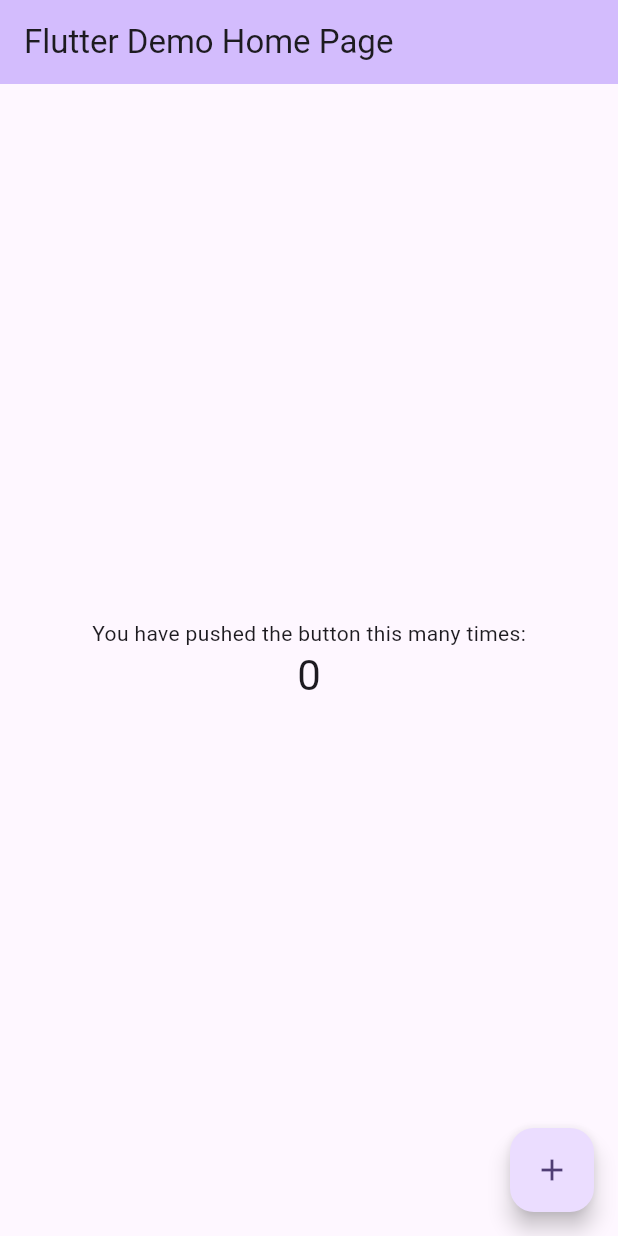
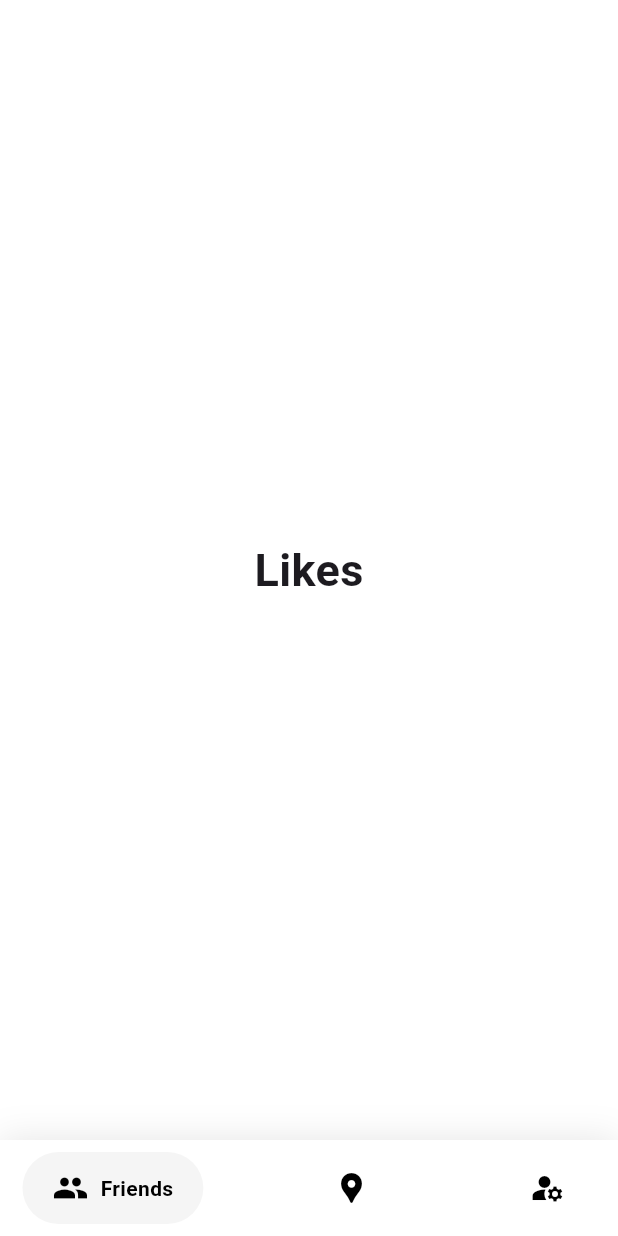
Before and after one commit to c-o-d-e-y-o-d-a/UniConnect, a Flutter app: the screen it shows after launch, on a phone screen of 412 x 824 dp. Run offline on Flutter 3.47's test engine with Material 3 defaults, Android fonts, the phone set to English and light mode, and no system bars; drawn by our look-alikes of google_nav_bar.

Commit message:
feat: add navbar and initialise MVC Architecture

```diff
--- a/lib/main.dart
+++ b/lib/main.dart
@@ -1,4 +1,5 @@
 import 'package:flutter/material.dart';
+import 'package:uniconnect/views/widgets/navbar.dart';
 
 void main() {
   runApp(const MyApp());
@@ -31,95 +32,7 @@ class MyApp extends StatelessWidget {
         colorScheme: ColorScheme.fromSeed(seedColor: Colors.deepPurple),
         useMaterial3: true,
       ),
-      home: const MyHomePage(title: 'Flutter Demo Home Page'),
+      home: NavBar(),
     );
   }
 }
-
-class MyHomePage extends StatefulWidget {
-  const MyHomePage({super.key, required this.title});
-
-  // This widget is the home page of your application. It is stateful, meaning
-  // that it has a State object (defined below) that contains fields that affect
-  // how it looks.
-
-  // This class is the configuration for the state. It holds the values (in this
-  // case the title) provided by the parent (in this case the App widget) and
-  // used by the build method of the State. Fields in a Widget subclass are
-  // always marked "final".
-
-  final String title;
-
-  @override
-  State<MyHomePage> createState() => _MyHomePageState();
-}
-
-class _MyHomePageState extends State<MyHomePage> {
-  int _counter = 0;
-
-  void _incrementCounter() {
-    setState(() {
-      // This call to setState tells the Flutter framework that something has
-      // changed in this State, which causes it to rerun the build method below
-      // so that the display can reflect the updated values. If we changed
-      // _counter without calling setState(), then the build method would not be
-      // called again, and so nothing would appear to happen.
-      _counter++;
-    });
-  }
-
-  @override
-  Widget build(BuildContext context) {
-    // This method is rerun every time setState is called, for instance as done
-    // by the _incrementCounter method above.
-    //
-    // The Flutter framework has been optimized to make rerunning build methods
-    // fast, so that you can just rebuild anything that needs updating rather
-    // than having to individually change instances of widgets.
-    return Scaffold(
-      appBar: AppBar(
-        // TRY THIS: Try changing the color here to a specific color (to
-        // Colors.amber, perhaps?) and trigger a hot reload to see the AppBar
-        // change color while the other colors stay the same.
-        backgroundColor: Theme.of(context).colorScheme.inversePrimary,
-        // Here we take the value from the MyHomePage object that was created by
-        // the App.build method, and use it to set our appbar title.
-        title: Text(widget.title),
-      ),
-      body: Center(
-        // Center is a layout widget. It takes a single child and positions it
-        // in the middle of the parent.
-        child: Column(
-          // Column is also a layout widget. It takes a list of children and
-          // arranges them vertically. By default, it sizes itself to fit its
-          // children horizontally, and tries to be as tall as its parent.
-          //
-          // Column has various properties to control how it sizes itself and
-          // how it positions its children. Here we use mainAxisAlignment to
-          // center the children vertically; the main axis here is the vertical
-          // axis because Columns are vertical (the cross axis would be
-          // horizontal).
-          //
-          // TRY THIS: Invoke "debug painting" (choose the "Toggle Debug Paint"
-          // action in the IDE, or press "p" in the console), to see the
-          // wireframe for each widget.
-          mainAxisAlignment: MainAxisAlignment.center,
-          children: <Widget>[
-            const Text(
-              'You have pushed the button this many times:',
-            ),
-            Text(
-              '$_counter',
-              style: Theme.of(context).textTheme.headlineMedium,
-            ),
-          ],
-        ),
-      ),
-      floatingActionButton: FloatingActionButton(
-        onPressed: _incrementCounter,
-        tooltip: 'Increment',
-        child: const Icon(Icons.add),
-      ), // This trailing comma makes auto-formatting nicer for build methods.
-    );
-  }
-}
--- /dev/null
+++ b/lib/views/screens/homepage_screen.dart
@@ -0,0 +1,15 @@
+import 'package:flutter/material.dart';
+
+class HomePage extends StatefulWidget {
+  const HomePage({super.key});
+
+  @override
+  State<HomePage> createState() => _HomePageState();
+}
+
+class _HomePageState extends State<HomePage> {
+  @override
+  Widget build(BuildContext context) {
+    return const Placeholder();
+  }
+}
--- /dev/null
+++ b/lib/views/widgets/navbar.dart
@@ -0,0 +1,90 @@
+import 'package:flutter/material.dart';
+import 'package:google_nav_bar/google_nav_bar.dart';
+
+class NavBar extends StatefulWidget {
+  const NavBar({super.key});
+
+  @override
+  State<NavBar> createState() => _NavBarState();
+}
+
+class _NavBarState extends State<NavBar> {
+  int _selectedIndex = 0;
+  static const TextStyle optionStyle =
+      TextStyle(fontSize: 30, fontWeight: FontWeight.w600);
+  static const List<Widget> _widgetOptions = <Widget>[
+    Text(
+      'Likes',
+      style: optionStyle,
+    ),
+    Text(
+      'Search',
+      style: optionStyle,
+    ),
+    Text(
+      'Profile',
+      style: optionStyle,
+    ),
+  ];
+
+  @override
+  Widget build(BuildContext context) {
+    return Scaffold(
+      backgroundColor: Colors.white,
+      // appBar: AppBar(
+      //   elevation: 20,
+      //   title: const Text('GoogleNavBar'),
+      // ),
+      body: Center(
+        child: _widgetOptions.elementAt(_selectedIndex),
+      ),
+      bottomNavigationBar: Container(
+        decoration: BoxDecoration(
+          color: Colors.white,
+          boxShadow: [
+            BoxShadow(
+              blurRadius: 20,
+              color: Colors.black.withOpacity(.1),
+            )
+          ],
+        ),
+        child: SafeArea(
+          child: Padding(
+            padding: const EdgeInsets.symmetric(horizontal: 15.0, vertical: 8),
+            child: GNav(
+              rippleColor: Colors.grey[300]!,
+              hoverColor: Colors.grey[100]!,
+              gap: 8,
+              activeColor: Colors.black,
+              iconSize: 24,
+              padding: EdgeInsets.symmetric(horizontal: 20, vertical: 12),
+              duration: Duration(milliseconds: 400),
+              tabBackgroundColor: Colors.grey[100]!,
+              color: Colors.black,
+              tabs: [
+                GButton(
+                  icon: Icons.people,
+                  text: 'Friends',
+                ),
+                GButton(
+                  icon: Icons.location_pin,
+                  text: 'Map',
+                ),
+                GButton(
+                  icon: Icons.manage_accounts,
+                  text: 'Account',
+                ),
+              ],
+              selectedIndex: _selectedIndex,
+              onTabChange: (index) {
+                setState(() {
+                  _selectedIndex = index;
+                });
+              },
+            ),
+          ),
+        ),
+      ),
+    );
+  }
+}
--- a/pubspec.yaml
+++ b/pubspec.yaml
@@ -34,7 +34,8 @@ dependencies:
 
   # The following adds the Cupertino Icons font to your application.
   # Use with the CupertinoIcons class for iOS style icons.
-  cupertino_icons: ^1.0.6
+  cupertino_icons:
+  google_nav_bar:
 
 dev_dependencies:
   flutter_test:
```
Also changed, not shown: pubspec.lock.
